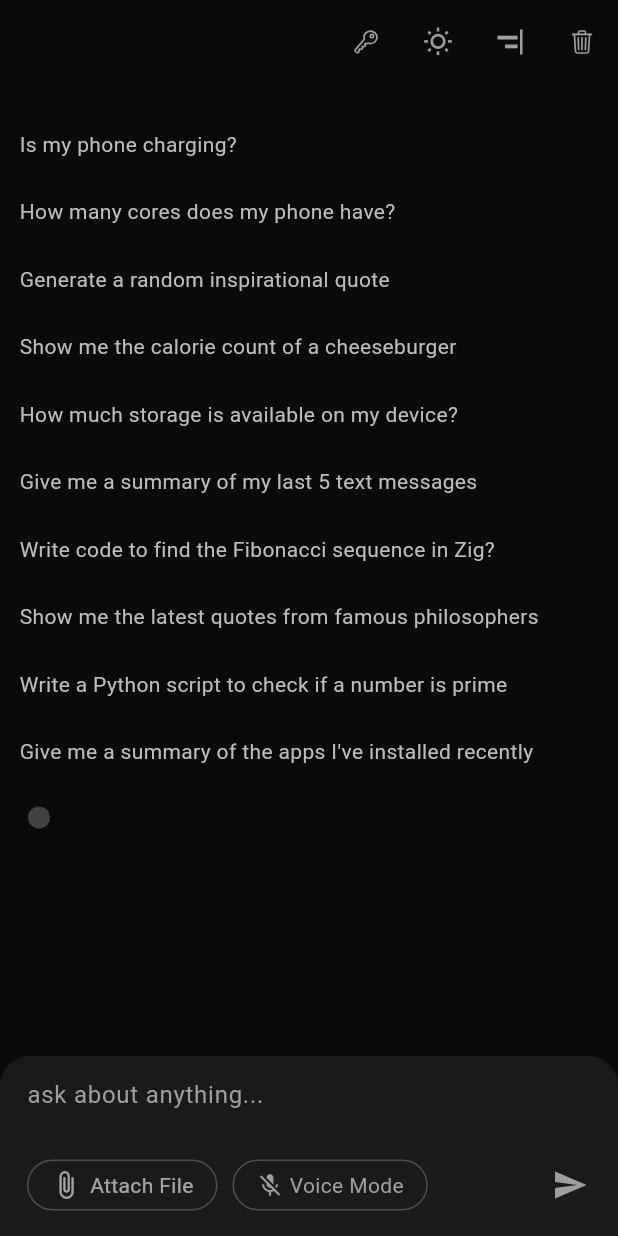
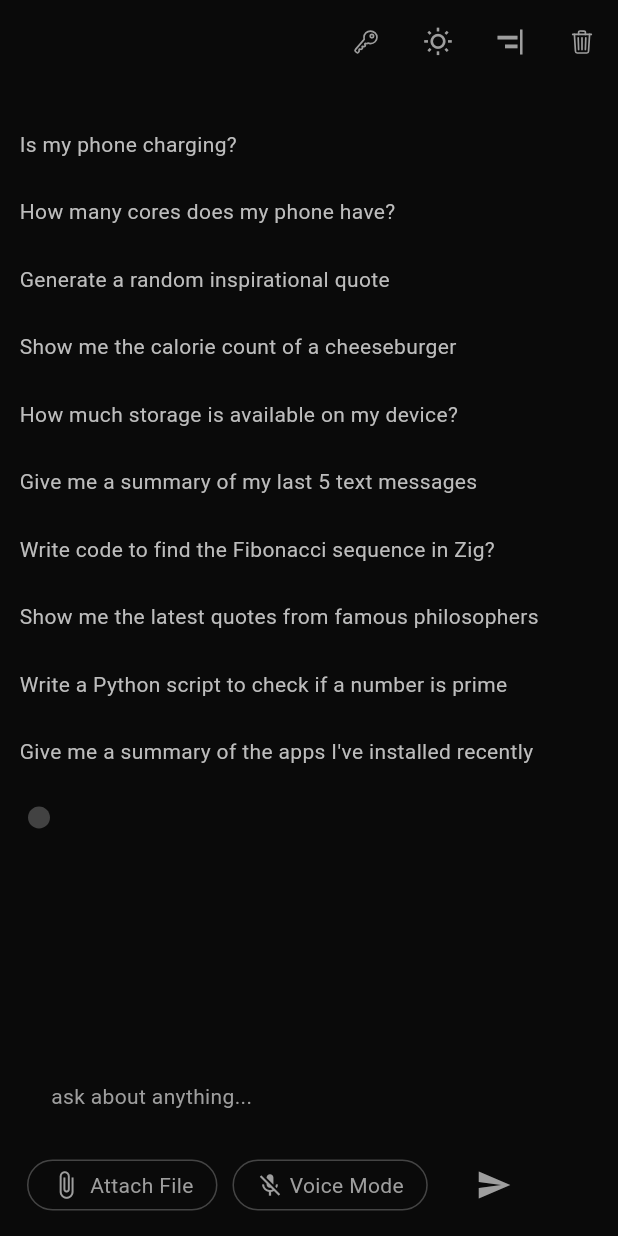
Before and after one commit to Darweshpk/Nat1, a Flutter app: the screen it shows after launch, after a tap on an icon or button, on a phone screen of 412 x 824 dp. Run offline on Flutter 3.47's test engine with Material 3 defaults, Android fonts, the phone set to English and light mode, and no system bars; our stand-ins replace animated_text_kit, battery_plus, file_picker, flutter_tts, google_generative_ai, hive and 7 more; missing offline and left inert: call_log_new, easy_image_viewer, flutter_sharing_intent, flutter_sms_inbox, gpt_markdown, installed_apps and 2 more; accounts and stored records are empty; statements that could not run were skipped.

Commit message:
applied theme

```diff
--- a/lib/components/attach_file_pop.dart
+++ b/lib/components/attach_file_pop.dart
@@ -10,12 +10,12 @@ class AttachFilePopup extends StatelessWidget {
   final VoidCallback onPickCamera;
 
   const AttachFilePopup({
-    Key? key,
+    super.key,
     required this.onPickFile,
     required this.onPickImage,
     required this.onPickAudio,
     required this.onPickCamera,
-  }) : super(key: key);
+  });
 
   @override
   Widget build(BuildContext context) {
@@ -32,12 +32,16 @@ class AttachFilePopup extends StatelessWidget {
         ),
         child: Row(
           mainAxisSize: MainAxisSize.min,
-          children: const [
-            Icon(Icons.attach_file, color: Colors.white60, size: 20.0),
+          children:  [
+            Icon(Icons.attach_file,
+                color: Theme.of(context).iconTheme.color,
+                size: 20.0,
+            ),
             SizedBox(width: 6.0),
             Text(
               'Attach File',
-              style: TextStyle(color: Colors.white60),
+              style: TextStyle(color: Theme.of(context).iconTheme.color
+              ),
             ),
           ],
         ),
--- a/lib/components/input_box.dart
+++ b/lib/components/input_box.dart
@@ -1,4 +1,4 @@
-// dart
+// File: lib/components/input_box.dart
 import 'package:flutter/material.dart';
 import 'package:speech_to_text/speech_to_text.dart';
 import 'package:nativechat/components/attach_file_pop.dart';
@@ -42,6 +42,16 @@ class InputBox extends StatefulWidget {
 class _InputBoxState extends State<InputBox> {
   @override
   Widget build(BuildContext context) {
+    final Color backgroundColor =
+        Theme.of(context).inputDecorationTheme.fillColor ??
+            Theme.of(context).scaffoldBackgroundColor;
+    final TextStyle textFieldStyle = Theme.of(context).textTheme.bodyLarge ??
+        const TextStyle(color: Colors.white);
+    final TextStyle hintStyle = Theme.of(context).textTheme.bodyMedium?.copyWith(
+      color: Theme.of(context).iconTheme.color,
+    ) ??
+        TextStyle(color: Theme.of(context).iconTheme.color!);
+
     return Container(
       padding: const EdgeInsets.only(
         left: 18.0,
@@ -50,30 +60,32 @@ class _InputBoxState extends State<InputBox> {
         bottom: 10.0,
       ),
       decoration: BoxDecoration(
-        borderRadius: BorderRadius.only(
+        borderRadius: const BorderRadius.only(
           topLeft: Radius.circular(20.0),
           topRight: Radius.circular(20.0),
         ),
-        color: const Color(0xff1a1a1a),
+        color: backgroundColor,
       ),
       child: Column(
         crossAxisAlignment: CrossAxisAlignment.start,
         children: [
           widget.isInVoiceMode
-              ? Container()
+              ? const SizedBox.shrink()
               : Row(
             children: [
               Expanded(
                 child: TextField(
                   controller: widget.userMessageController,
-                  cursorColor: Colors.white,
-                  style: const TextStyle(color: Colors.white),
+                  cursorColor: Theme.of(context).iconTheme.color,
+                  style: textFieldStyle,
                   minLines: 1,
                   maxLines: 5,
                   decoration: InputDecoration(
                     hintText: "ask about anything...",
-                    hintStyle: TextStyle(color: Colors.grey[500]),
+                    hintStyle: hintStyle,
                     border: InputBorder.none,
+                    filled: true,
+                    fillColor: backgroundColor,
                   ),
                 ),
               ),
@@ -81,12 +93,8 @@ class _InputBoxState extends State<InputBox> {
           ),
           const SizedBox(height: 12.0),
           Row(
-            mainAxisAlignment: MainAxisAlignment.spaceBetween,
-            children: [
-              Row(
             mainAxisAlignment: MainAxisAlignment.start,
             children: [
-                  // Replace the previous gesture detector with AttachFilePopup.
               AttachFilePopup(
                 onPickFile: widget.onPickFile,
                 onPickImage: widget.onPickImage,
@@ -94,7 +102,6 @@ class _InputBoxState extends State<InputBox> {
                 onPickCamera: widget.onPickCamera,
               ),
               const SizedBox(width: 10.0),
-                  // Voice Mode Button
               GestureDetector(
                 onTap: () {
                   widget.toggleVoiceMode();
@@ -129,14 +136,12 @@ class _InputBoxState extends State<InputBox> {
                               ? Colors.greenAccent
                               : Theme.of(context).iconTheme.color,
                         ),
-                          )
+                      ),
                     ],
                   ),
                 ),
               ),
-                ],
-              ),
-              // Send and Mic Button
+              const SizedBox(width: 20.0),
               widget.isInVoiceMode
                   ? IconButton(
                 onPressed: () {
--- a/lib/pages/homepage.dart
+++ b/lib/pages/homepage.dart
@@ -643,9 +643,9 @@ String? attachedFileName;
                       isOneSidedChatMode: isOneSidedChatMode,
                     )
                   : ConversationFeed(
+            isOneSidedChatMode: isOneSidedChatMode,
                       scrollController: scrollController,
                       chatHistory: chatHistory,
-                      isOneSidedChatMode: isOneSidedChatMode,
                     ),
           Column(
             crossAxisAlignment: CrossAxisAlignment.start,
```
Lines whose indentation alone changed are shown as unchanged.
